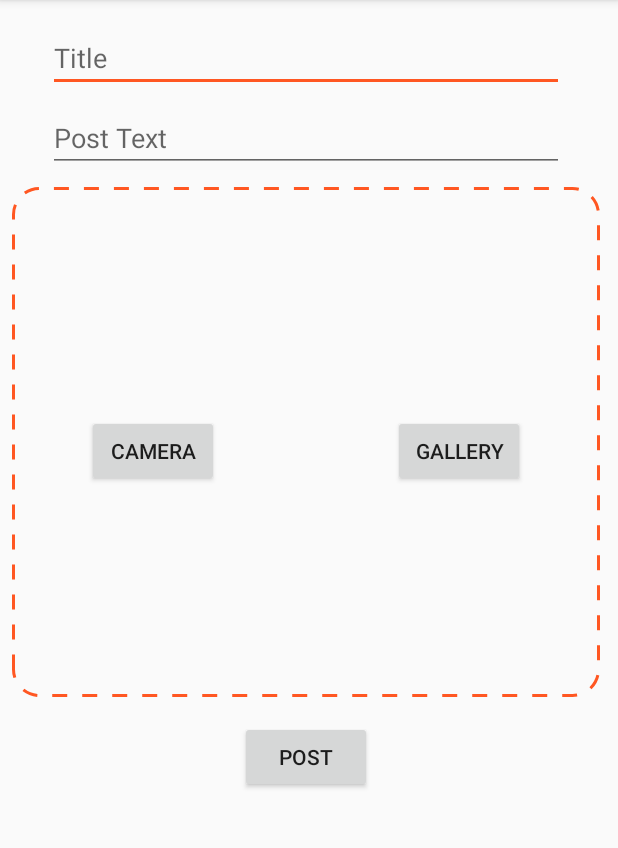
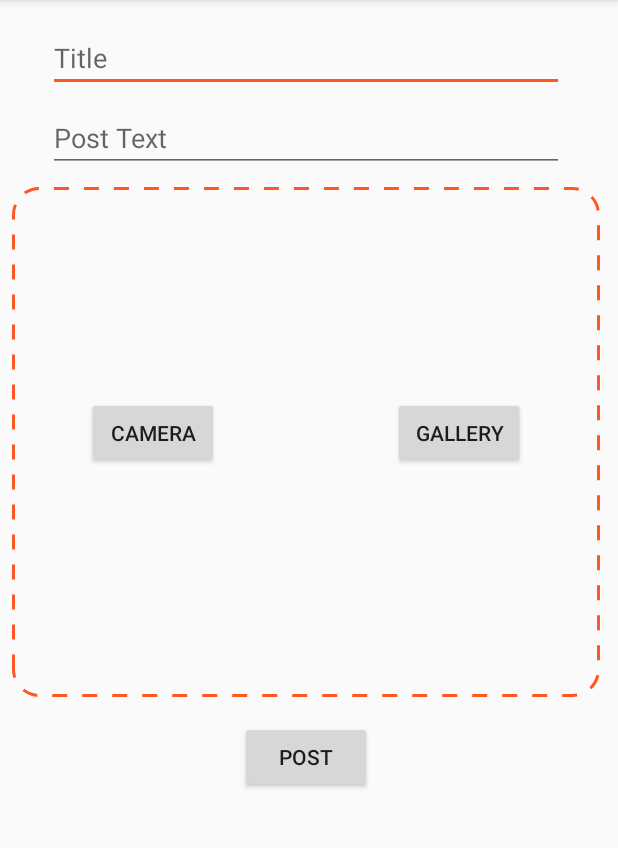
Before and after one commit to NagyDominik/Android-ForumProject, an Android app: the screen it shows after launch (NewPostActivity), after a tap on an icon or button, on a phone screen of 412 x 824 dp, the part 84-932 px from its top. Run offline under Robolectric (Android 15) with nearby library versions, the phone set to English and light mode, and no system bars; our stand-ins replace Firebase (no records; nobody signed in at launch, a user with empty details on screens opened directly); 1 statement that could not run was skipped.

Commit message:
new Post activity

```diff
--- a/app/src/main/java/com/exam/forumproject/GUI/Model.java
+++ b/app/src/main/java/com/exam/forumproject/GUI/Model.java
@@ -1,24 +1,23 @@
 package com.exam.forumproject.GUI;
 
 import android.content.Context;
+import android.content.pm.PackageManager;
 import android.databinding.Observable;
 import android.databinding.ObservableBoolean;
 import android.databinding.ObservableList;
+import android.support.v7.app.AppCompatActivity;
 import android.util.Log;
 
 import com.exam.forumproject.BE.ForumPost;
 import com.exam.forumproject.DAL.DALManagerFactory;
 import com.exam.forumproject.DAL.DataAccessLayerManager;
 
-import java.util.List;
-
 class Model {
     private static Model instance;
     private static final String TAG = "ForumProject Model";
+    private static final int PERMISSION_REQUEST_CODE = 0;
     private DataAccessLayerManager dalManager;
     private ObservableList<ForumPost> forumPostsList;
-    private ObservableBoolean isLoading;
-    private ObservableBoolean isPictureLoading;
 
     private Model(Context context) {
         DALManagerFactory.init(context);
@@ -26,8 +25,6 @@ class Model {
         if (dalManager == null) {
             dalManager = DALManagerFactory.getInstance();
         }
-        isLoading = dalManager.isLoadingProperty();
-        isPictureLoading = dalManager.isPictureLoadingProperty();
         forumPostsList = dalManager.getAllForumPost();
         setUpListChangeListener();
     }
@@ -86,34 +83,40 @@ class Model {
                 Log.d(TAG, "forumPostsList: " + forumPostsList);
             }
         });
+    }
 
-        isLoading.addOnPropertyChangedCallback(new Observable.OnPropertyChangedCallback() {
-            @Override
-            public void onPropertyChanged(Observable sender, int propertyId) {
-                ObservableBoolean temp = (ObservableBoolean) sender;
-                Log.d(TAG, "Loading: " + temp.get());
+    /**
+     * Check if the application activity has the required permission
+     *
+     * @param activity   The application activity
+     * @param permission The permission that is being checked
+     * @return True if the permission is granted, False otherwise
+     */
+    boolean checkPermissions(AppCompatActivity activity, String permission) {
+        if (android.os.Build.VERSION.SDK_INT >= android.os.Build.VERSION_CODES.M) {
+            if (activity.checkSelfPermission(permission) == PackageManager.PERMISSION_DENIED) {
+                Log.d(TAG, "permission denied to action - requesting it");
+                String[] permissions = {permission};
+
+                activity.requestPermissions(permissions, PERMISSION_REQUEST_CODE);
+                return false;
+            } else {
+                Log.d(TAG, "permission to action granted!");
+                return true;
             }
-        });
+        }
+        return true;
+    }
 
-        isPictureLoading.addOnPropertyChangedCallback(new Observable.OnPropertyChangedCallback() {
-            @Override
-            public void onPropertyChanged(Observable sender, int propertyId) {
-                ObservableBoolean temp = (ObservableBoolean) sender;
-                Log.d(TAG, "Picture Loading: " + temp.get());
-            }
-        });
-
-
-    }
-    public void deletePost(String id){
+    void deletePost(String id) {
         dalManager.deleteForumPost(id);
     }
 
-    public ObservableBoolean getIsLoading(){
+    ObservableBoolean getIsLoading() {
         return dalManager.isLoadingProperty();
     }
 
-    public ObservableBoolean getIsPictureLoading(){
+    public ObservableBoolean getIsPictureLoading() {
         return dalManager.isLoadingProperty();
     }
 
@@ -121,7 +124,7 @@ class Model {
         return dalManager.getForumPostById(id);
     }
 
-    public ObservableList<ForumPost> getAllForumPost(){
+    ObservableList<ForumPost> getAllForumPost() {
         return this.forumPostsList;
     }
 }
--- /dev/null
+++ b/app/src/main/res/drawable/overlay.xml
@@ -0,0 +1,8 @@
+<?xml version="1.0" encoding="utf-8"?>
+<shape xmlns:android="http://schemas.android.com/apk/res/android">
+    <corners android:radius="17dp" />
+    <gradient
+        android:startColor="#80000000"
+        android:centerColor="#80000000"
+        android:endColor="#80000000" />
+</shape>
--- a/app/src/main/res/layout/activity_new_post.xml
+++ b/app/src/main/res/layout/activity_new_post.xml
@@ -60,24 +60,24 @@
                 android:id="@+id/btnCamera"
                 android:layout_width="wrap_content"
                 android:layout_height="wrap_content"
-                android:layout_alignBottom="@+id/imageView"
                 android:layout_alignParentStart="true"
+                android:layout_alignParentTop="true"
                 android:layout_marginStart="50dp"
-                android:layout_marginBottom="140dp"
+                android:layout_marginTop="140dp"
                 android:text="@string/camera" />
 
             <Button
                 android:id="@+id/btnGallery"
                 android:layout_width="wrap_content"
                 android:layout_height="wrap_content"
-                android:layout_alignEnd="@+id/imageView"
-                android:layout_alignBottom="@+id/imageView"
+                android:layout_alignParentTop="true"
+                android:layout_alignParentEnd="true"
+                android:layout_marginTop="140dp"
                 android:layout_marginEnd="50dp"
-                android:layout_marginBottom="140dp"
                 android:text="@string/gallery" />
 
-            <ImageView
-                android:id="@+id/imageView"
+            <FrameLayout
+                android:id="@+id/frameLayout"
                 android:layout_width="match_parent"
                 android:layout_height="match_parent"
                 android:layout_alignParentStart="true"
@@ -87,9 +87,19 @@
                 android:layout_marginStart="0dp"
                 android:layout_marginTop="0dp"
                 android:layout_marginEnd="0dp"
-                android:layout_marginBottom="0dp"
-                android:adjustViewBounds="true"
-                android:visibility="visible" />
+                android:layout_marginBottom="0dp">
+
+                <ImageView
+                    android:id="@+id/imageView"
+                    android:layout_width="match_parent"
+                    android:layout_height="match_parent"
+                    android:layout_marginStart="0dp"
+                    android:layout_marginTop="0dp"
+                    android:layout_marginEnd="0dp"
+                    android:layout_marginBottom="0dp"
+                    android:adjustViewBounds="true"
+                    android:visibility="visible" />
+            </FrameLayout>
 
         </RelativeLayout>
 
```
Also changed, not shown: app/src/main/AndroidManifest.xml (+6 -1 lines), app/src/main/java/com/exam/forumproject/GUI/NewPostActivity.java (+78 -16 lines).
